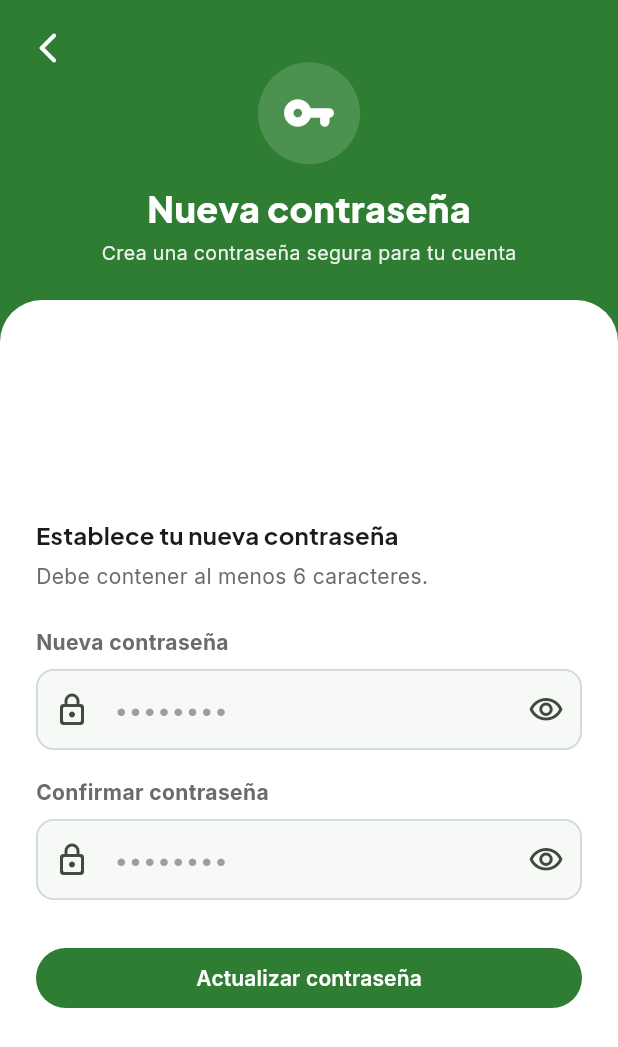
After one commit to deylleranchundiaalcivar34-stack/Agro, a Flutter app: the ResetPasswordView screen opened by its route, on a phone screen of 412 x 824 dp. The commit adds this screen. Shown: the top 1047 px of the screen. Run offline on Flutter 3.47's test engine with Material 3 defaults, Android fonts, the phone set to English and light mode, and no system bars; drawn by our look-alikes of flutter_animate; our stand-ins replace flutter_dotenv, go_router, google_fonts, shimmer, supabase_flutter; accounts and stored records are empty.

Commit message:
feat(auth): implementar modulo de recuperacion de contrasena con Supabase Auth

```diff
--- a/lib/core/constants/app_routes.dart
+++ b/lib/core/constants/app_routes.dart
@@ -8,6 +8,8 @@ abstract class AppRoutes {
   static const String login = '/auth/login';
   static const String register = '/auth/register';
   static const String profileSelection = '/auth/profile-selection';
+  static const String forgotPassword = '/auth/forgot-password';
+  static const String resetPassword = '/auth/reset-password';
 
   // Principal
   static const String home = '/home';
--- a/lib/core/router/app_router.dart
+++ b/lib/core/router/app_router.dart
@@ -6,6 +6,8 @@ import '../../features/auth/presentation/viewmodels/auth_viewmodel.dart';
 import '../../features/auth/presentation/views/login_view.dart';
 import '../../features/auth/presentation/views/register_view.dart';
 import '../../features/auth/presentation/views/profile_selection_view.dart';
+import '../../features/auth/presentation/views/forgot_password_view.dart';
+import '../../features/auth/presentation/views/reset_password_view.dart';
 import '../../features/home/presentation/views/home_view.dart';
 import '../../features/products/presentation/views/products_catalog_view.dart';
 import '../../features/products/presentation/views/product_detail_view.dart';
@@ -42,6 +44,8 @@ class AppRouter {
         AppRoutes.login,
         AppRoutes.register,
         AppRoutes.profileSelection,
+        AppRoutes.forgotPassword,
+        AppRoutes.resetPassword,
         AppRoutes.splash,
       ];
 
@@ -97,6 +101,16 @@ class AppRouter {
         path: AppRoutes.profileSelection,
         pageBuilder: (context, state) =>
             _slideTransition(state: state, child: const ProfileSelectionView()),
+      ),
+      GoRoute(
+        path: AppRoutes.forgotPassword,
+        pageBuilder: (context, state) =>
+            _slideTransition(state: state, child: const ForgotPasswordView()),
+      ),
+      GoRoute(
+        path: AppRoutes.resetPassword,
+        pageBuilder: (context, state) =>
+            _slideTransition(state: state, child: const ResetPasswordView()),
       ),
 
       // -----------------------------------------------------------------------
--- /dev/null
+++ b/lib/features/auth/presentation/views/reset_password_view.dart
@@ -0,0 +1,301 @@
+import 'package:flutter/material.dart';
+import 'package:flutter_animate/flutter_animate.dart';
+import 'package:go_router/go_router.dart';
+import 'package:google_fonts/google_fonts.dart';
+import 'package:provider/provider.dart';
+
+import '../../../../core/constants/app_colors.dart';
+import '../../../../core/constants/app_routes.dart';
+import '../viewmodels/auth_viewmodel.dart';
+
+/// Vista para establecer una nueva contraseña tras pulsar el enlace de recuperación.
+class ResetPasswordView extends StatefulWidget {
+  const ResetPasswordView({super.key});
+
+  @override
+  State<ResetPasswordView> createState() => _ResetPasswordViewState();
+}
+
+class _ResetPasswordViewState extends State<ResetPasswordView> {
+  final _formKey = GlobalKey<FormState>();
+  final _passwordController = TextEditingController();
+  final _confirmController = TextEditingController();
+  bool _obscurePassword = true;
+  bool _obscureConfirm = true;
+
+  @override
+  void dispose() {
+    _passwordController.dispose();
+    _confirmController.dispose();
+    super.dispose();
+  }
+
+  Future<void> _submit() async {
+    if (!_formKey.currentState!.validate()) return;
+    FocusScope.of(context).unfocus();
+
+    final auth = context.read<AuthViewModel>();
+    final success = await auth.updatePassword(_passwordController.text);
+
+    if (!mounted) return;
+
+    if (success) {
+      ScaffoldMessenger.of(context).showSnackBar(
+        const SnackBar(
+          content: Text('¡Contraseña actualizada con éxito! Inicia sesión.'),
+          behavior: SnackBarBehavior.floating,
+          backgroundColor: AppColors.success,
+        ),
+      );
+      context.go(AppRoutes.login);
+    } else {
+      ScaffoldMessenger.of(context).showSnackBar(
+        SnackBar(
+          content: Text(auth.errorMessage ?? 'Error al actualizar contraseña.'),
+          behavior: SnackBarBehavior.floating,
+          backgroundColor: AppColors.error,
+        ),
+      );
+    }
+  }
+
+  @override
+  Widget build(BuildContext context) {
+    const headerHeight = 220.0;
+
+    return Scaffold(
+      backgroundColor: AppColors.primary,
+      body: SafeArea(
+        child: LayoutBuilder(
+          builder: (context, constraints) => SingleChildScrollView(
+            keyboardDismissBehavior: ScrollViewKeyboardDismissBehavior.onDrag,
+            child: ConstrainedBox(
+              constraints: BoxConstraints(minHeight: constraints.maxHeight),
+              child: Column(
+                children: [
+                  SizedBox(
+                    height: headerHeight,
+                    child: Stack(
+                      children: [
+                        Positioned(
+                          top: 8,
+                          left: 8,
+                          child: IconButton(
+                            tooltip: 'Volver al inicio de sesión',
+                            onPressed: () => context.go(AppRoutes.login),
+                            icon: const Icon(
+                              Icons.arrow_back_ios_new_rounded,
+                              color: AppColors.surface,
+                            ),
+                          ),
+                        ),
+                        Center(
+                          child: Column(
+                            mainAxisAlignment: MainAxisAlignment.center,
+                            children: [
+                              Container(
+                                width: 68,
+                                height: 68,
+                                decoration: BoxDecoration(
+                                  color: AppColors.surface.withValues(alpha: 0.15),
+                                  shape: BoxShape.circle,
+                                ),
+                                child: const Icon(
+                                  Icons.vpn_key_rounded,
+                                  size: 36,
+                                  color: AppColors.surface,
+                                ),
+                              )
+                                  .animate()
+                                  .fadeIn(duration: 260.ms)
+                                  .scale(begin: const Offset(.9, .9)),
+                              const SizedBox(height: 12),
+                              Text(
+                                'Nueva contraseña',
+                                style: GoogleFonts.plusJakartaSans(
+                                  color: AppColors.surface,
+                                  fontSize: 24,
+                                  fontWeight: FontWeight.w800,
+                                ),
+                              ).animate(delay: 80.ms).fadeIn(duration: 220.ms),
+                              const SizedBox(height: 4),
+                              Text(
+                                'Crea una contraseña segura para tu cuenta',
+                                style: GoogleFonts.inter(
+                                  color: AppColors.surface.withValues(alpha: 0.9),
+                                  fontSize: 13,
+                                ),
+                              ).animate(delay: 130.ms).fadeIn(duration: 220.ms),
+                            ],
+                          ),
+                        ),
+                      ],
+                    ),
+                  ),
+                  Transform.translate(
+                    offset: const Offset(0, -20),
+                    child: Container(
+                      width: double.infinity,
+                      constraints: BoxConstraints(
+                        minHeight: constraints.maxHeight - headerHeight + 20,
+                      ),
+                      padding: const EdgeInsets.fromLTRB(24, 28, 24, 32),
+                      decoration: const BoxDecoration(
+                        color: AppColors.surface,
+                        borderRadius: BorderRadius.vertical(
+                          top: Radius.circular(28),
+                        ),
+                      ),
+                      child: Center(
+                        child: ConstrainedBox(
+                          constraints: const BoxConstraints(maxWidth: 420),
+                          child: Form(
+                            key: _formKey,
+                            child: Column(
+                              crossAxisAlignment: CrossAxisAlignment.stretch,
+                              children: [
+                                Text(
+                                  'Establece tu nueva contraseña',
+                                  style: Theme.of(context)
+                                      .textTheme
+                                      .titleMedium
+                                      ?.copyWith(fontWeight: FontWeight.w700),
+                                ),
+                                const SizedBox(height: 6),
+                                Text(
+                                  'Debe contener al menos 6 caracteres.',
+                                  style: Theme.of(context)
+                                      .textTheme
+                                      .bodyMedium
+                                      ?.copyWith(color: AppColors.textSecondary),
+                                ),
+                                const SizedBox(height: 24),
+
+                                // Nueva contraseña
+                                Text(
+                                  'Nueva contraseña',
+                                  style: Theme.of(context)
+                                      .textTheme
+                                      .bodyMedium
+                                      ?.copyWith(fontWeight: FontWeight.w700),
+                                ),
+                                const SizedBox(height: 8),
+                                TextFormField(
+                                  controller: _passwordController,
+                                  obscureText: _obscurePassword,
+                                  textInputAction: TextInputAction.next,
+                                  decoration: InputDecoration(
+                                    hintText: '••••••••',
+                                    prefixIcon:
+                                        const Icon(Icons.lock_outline_rounded),
+                                    filled: true,
+                                    fillColor: AppColors.background,
+                                    border: OutlineInputBorder(
+                                      borderRadius: BorderRadius.circular(14),
+                                      borderSide: const BorderSide(
+                                        color: AppColors.inputBorder,
+                                      ),
+                                    ),
+                                    suffixIcon: IconButton(
+                                      tooltip: _obscurePassword
+                                          ? 'Mostrar contraseña'
+                                          : 'Ocultar contraseña',
+                                      onPressed: () => setState(
+                                        () => _obscurePassword =
+                                            !_obscurePassword,
+                                      ),
+                                      icon: Icon(
+                                        _obscurePassword
+                                            ? Icons.visibility_outlined
+                                            : Icons.visibility_off_outlined,
+                                      ),
+                                    ),
+                                  ),
+                                  validator: (value) =>
+                                      value == null || value.length < 6
+                                          ? 'Mínimo 6 caracteres.'
+                                          : null,
+                                ),
+                                const SizedBox(height: 18),
+
+                                // Confirmar contraseña
+                                Text(
+                                  'Confirmar contraseña',
+                                  style: Theme.of(context)
+                                      .textTheme
+                                      .bodyMedium
+                                      ?.copyWith(fontWeight: FontWeight.w700),
+                                ),
+                                const SizedBox(height: 8),
+                                TextFormField(
+                                  controller: _confirmController,
+                                  obscureText: _obscureConfirm,
+                                  textInputAction: TextInputAction.done,
+                                  onFieldSubmitted: (_) => _submit(),
+                                  decoration: InputDecoration(
+                                    hintText: '••••••••',
+                                    prefixIcon:
+                                        const Icon(Icons.lock_outline_rounded),
+                                    filled: true,
+                                    fillColor: AppColors.background,
+                                    border: OutlineInputBorder(
+                                      borderRadius: BorderRadius.circular(14),
+                                      borderSide: const BorderSide(
+                                        color: AppColors.inputBorder,
+                                      ),
+                                    ),
+                                    suffixIcon: IconButton(
+                                      tooltip: _obscureConfirm
+                                          ? 'Mostrar contraseña'
+                                          : 'Ocultar contraseña',
+                                      onPressed: () => setState(
+                                        () => _obscureConfirm =
+                                            !_obscureConfirm,
+                                      ),
+                                      icon: Icon(
+                                        _obscureConfirm
+                                            ? Icons.visibility_outlined
+                                            : Icons.visibility_off_outlined,
+                                      ),
+                                    ),
+                                  ),
+                                  validator: (value) {
+                                    if (value != _passwordController.text) {
+                                      return 'Las contraseñas no coinciden.';
+                                    }
+                                    return null;
+                                  },
+                                ),
+                                const SizedBox(height: 28),
+
+                                // Botón guardar
+                                Consumer<AuthViewModel>(
+                                  builder: (context, auth, _) => FilledButton(
+                                    onPressed: auth.isLoading ? null : _submit,
+                                    child: auth.isLoading
+                                        ? const SizedBox.square(
+                                            dimension: 20,
+                                            child: CircularProgressIndicator(
+                                              strokeWidth: 2,
+                                              color: AppColors.surface,
+                                            ),
+                                          )
+                                        : const Text('Actualizar contraseña'),
+                                  ),
+                                ),
+                              ],
+                            ),
+                          ),
+                        ),
+                      ),
+                    ),
+                  ),
+                ],
+              ),
+            ),
+          ),
+        ),
+      ),
+    );
+  }
+}
```
Also changed, not shown: lib/features/auth/presentation/viewmodels/auth_viewmodel.dart (+43 -0 lines), lib/features/auth/presentation/views/forgot_password_view.dart (added, +306 -0 lines), lib/features/auth/presentation/views/login_view.dart (+24 -1 lines).
